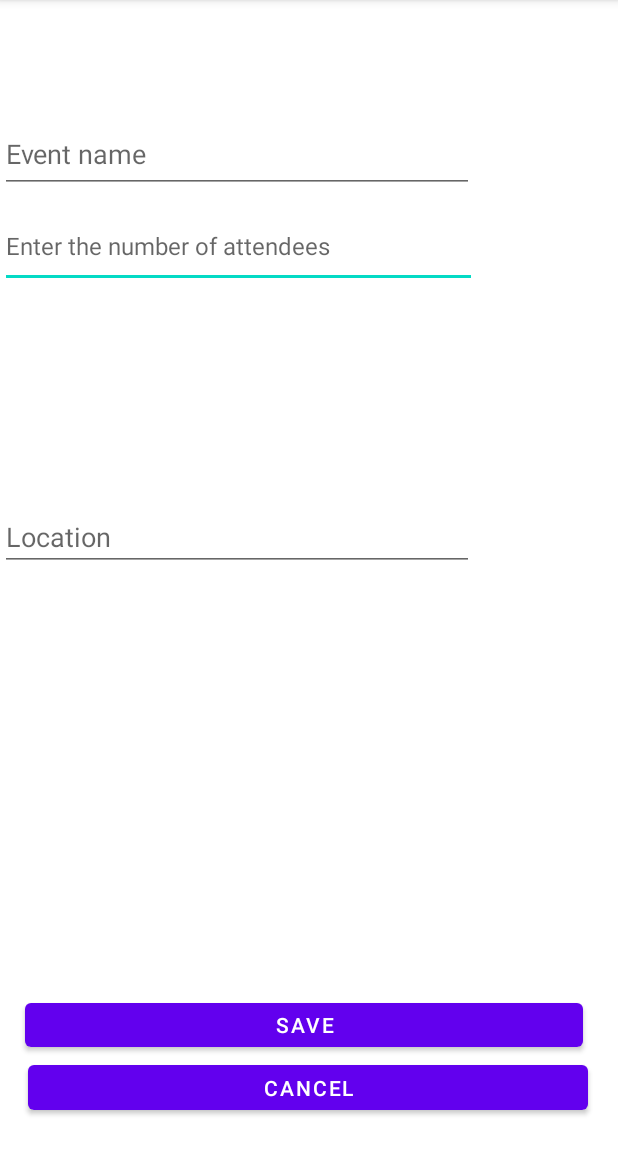
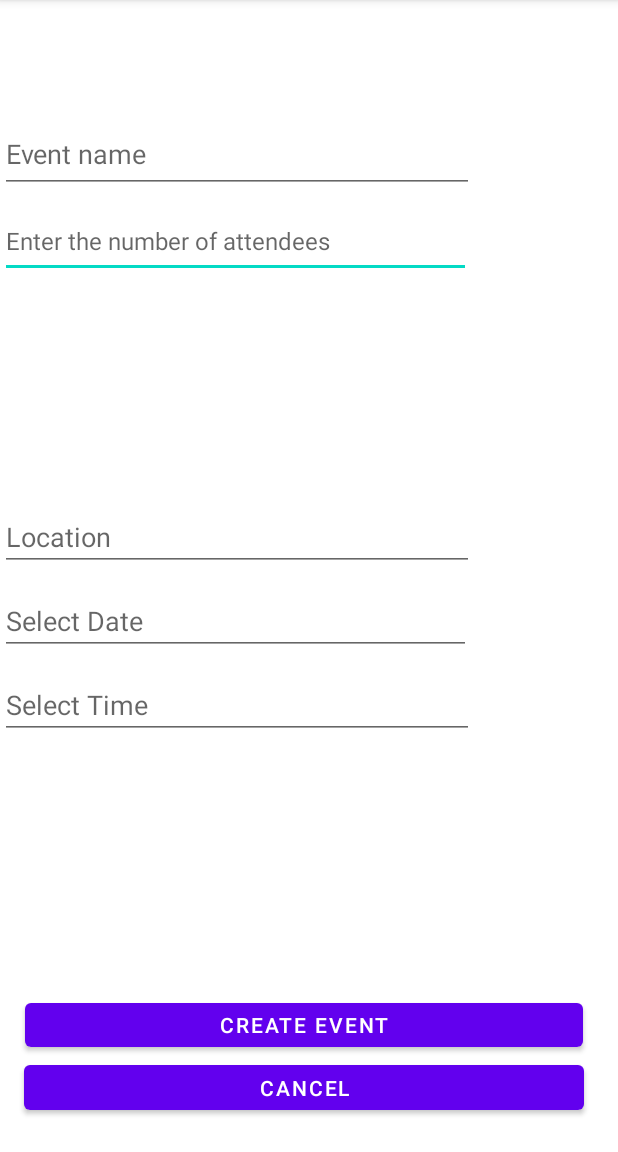
Before and after one commit to CMPUT301W24T20/Lins-Second-Strongest-Students, an Android app: the CreateEventActivity screen opened directly, with no data from a screen before it, on a phone screen of 412 x 824 dp, the part 84-1236 px from its top. Run offline under Robolectric (Android 15) with nearby library versions, the phone set to English and light mode, and no system bars.

Commit message:
Create place for and date and time input

```diff
--- a/ReaderApp/QRCodeReader/app/src/main/res/layout/activity_create_event.xml
+++ b/ReaderApp/QRCodeReader/app/src/main/res/layout/activity_create_event.xml
@@ -7,6 +7,26 @@
     android:layout_height="match_parent"
     tools:context=".ui.eventPage.CreateEventActivity">
 
+    <EditText
+        android:id="@+id/event_date"
+        android:layout_width="314dp"
+        android:layout_height="41dp"
+        android:layout_marginBottom="12dp"
+        android:focusable="false"
+        android:hint="Select Date"
+        app:layout_constraintBottom_toTopOf="@+id/event_time"
+        tools:layout_editor_absoluteX="16dp" />
+
+    <EditText
+        android:id="@+id/event_time"
+        android:layout_width="316dp"
+        android:layout_height="44dp"
+        android:layout_marginBottom="170dp"
+        android:focusable="false"
+        android:hint="Select Time"
+        app:layout_constraintBottom_toTopOf="@+id/save_button"
+        tools:layout_editor_absoluteX="16dp" />
+
     <Button
         android:id="@+id/cancel_button"
         android:layout_width="373dp"
@@ -15,7 +35,7 @@
         android:text="Cancel"
         app:layout_constraintBottom_toBottomOf="parent"
         app:layout_constraintEnd_toEndOf="parent"
-        app:layout_constraintHorizontal_bias="0.488"
+        app:layout_constraintHorizontal_bias="0.421"
         app:layout_constraintStart_toStartOf="parent"
         app:layout_constraintTop_toBottomOf="@+id/save_button"
         app:layout_constraintVertical_bias="0.0" />
@@ -25,7 +45,7 @@
         android:layout_width="372dp"
         android:layout_height="41dp"
         android:layout_marginBottom="64dp"
-        android:text="Save"
+        android:text="Create Event"
         app:layout_constraintBottom_toBottomOf="parent"
         app:layout_constraintEnd_toEndOf="parent"
         app:layout_constraintHorizontal_bias="0.41"
@@ -33,14 +53,13 @@
 
     <EditText
         android:id="@+id/attendee_limit"
-        android:layout_width="318dp"
-        android:layout_height="56dp"
+        android:layout_width="314dp"
+        android:layout_height="49dp"
         android:layout_marginTop="7dp"
         android:ems="10"
         android:hint="@string/enter_the_number_of_attendees"
         android:inputType="number"
         android:textSize="16sp"
-        android:layout_marginBottom="60dp"
         app:layout_constraintTop_toBottomOf="@+id/event_name"
         tools:layout_editor_absoluteX="16dp" />
 
```
